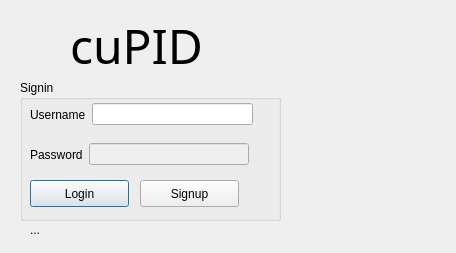
First picture: the form in loginwindow.ui, repository sprinklej/00100100, before the edit.
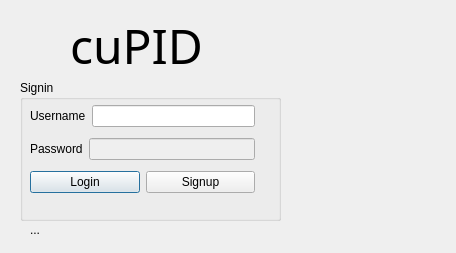
Second picture: the form after the edit.

```diff
--- a/loginwindow.ui
+++ b/loginwindow.ui
@@ -47,41 +47,17 @@
    <property name="checkable">
     <bool>false</bool>
    </property>
-   <widget class="QPushButton" name="pushButton_login">
-    <property name="geometry">
-     <rect>
-      <x>10</x>
-      <y>100</y>
-      <width>99</width>
-      <height>27</height>
-     </rect>
-    </property>
-    <property name="text">
-     <string>Login</string>
-    </property>
-   </widget>
-   <widget class="QPushButton" name="pushButton_signup">
-    <property name="geometry">
-     <rect>
-      <x>120</x>
-      <y>100</y>
-      <width>99</width>
-      <height>27</height>
-     </rect>
-    </property>
-    <property name="text">
-     <string>Signup</string>
-    </property>
-   </widget>
-   <widget class="QWidget" name="layoutWidget">
+   <widget class="QWidget" name="">
     <property name="geometry">
      <rect>
       <x>10</x>
       <y>20</y>
-      <width>223</width>
-      <height>29</height>
+      <width>225</width>
+      <height>101</height>
      </rect>
     </property>
+    <layout class="QVBoxLayout" name="verticalLayout">
+     <item>
     <layout class="QHBoxLayout" name="horizontalLayout">
      <item>
       <widget class="QLabel" name="Username_t">
@@ -94,16 +70,8 @@
       <widget class="QLineEdit" name="lineEdit_username"/>
      </item>
     </layout>
-   </widget>
-   <widget class="QWidget" name="layoutWidget">
-    <property name="geometry">
-     <rect>
-      <x>10</x>
-      <y>60</y>
-      <width>219</width>
-      <height>29</height>
-     </rect>
-    </property>
+     </item>
+     <item>
     <layout class="QHBoxLayout" name="horizontalLayout_2">
      <item>
       <widget class="QLabel" name="Password_t">
@@ -121,6 +89,26 @@
         <string/>
        </property>
       </widget>
+       </item>
+      </layout>
+     </item>
+     <item>
+      <layout class="QHBoxLayout" name="horizontalLayout_3">
+       <item>
+        <widget class="QPushButton" name="pushButton_login">
+         <property name="text">
+          <string>Login</string>
+         </property>
+        </widget>
+       </item>
+       <item>
+        <widget class="QPushButton" name="pushButton_signup">
+         <property name="text">
+          <string>Signup</string>
+         </property>
+        </widget>
+       </item>
+      </layout>
      </item>
     </layout>
    </widget>
```
Lines whose indentation alone changed are shown as unchanged.
